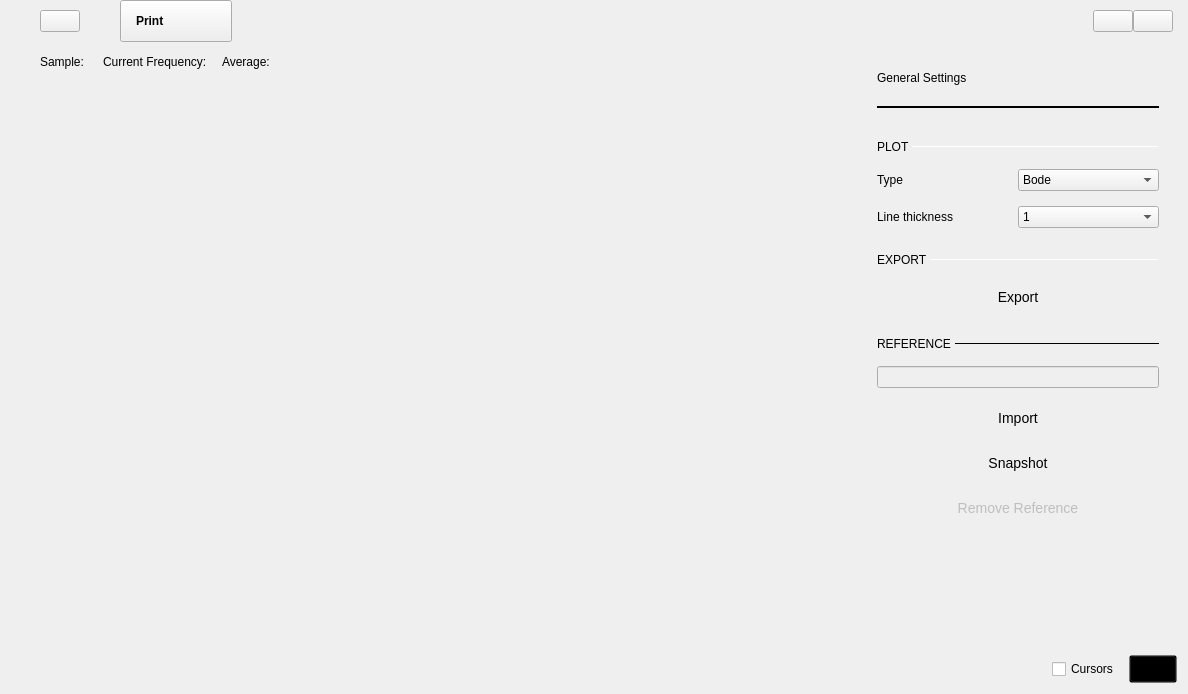
analogdevicesinc/scopy, file plugins/m2k/ui/network_analyzer.ui: the form before one commit.
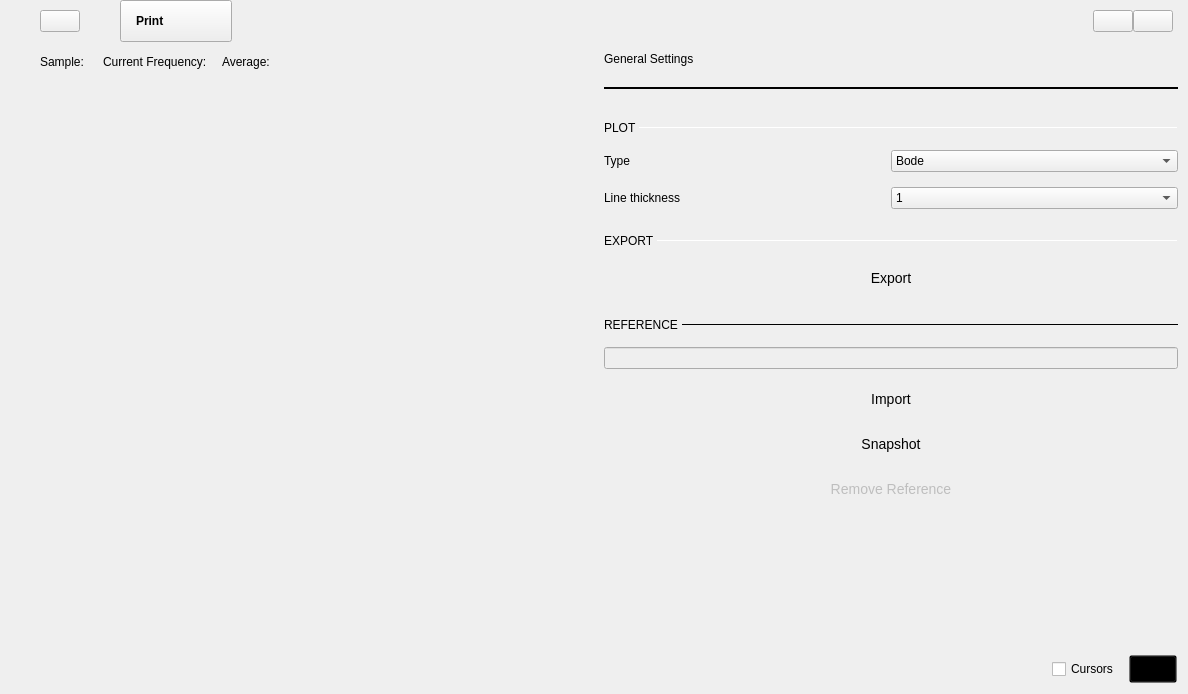
The form after the commit. The open tabs and pages were chosen to show the change. Icons and pictures are not drawn. Custom widgets are drawn as their Qt base class.

Commit message: m2k/ui: Removed right menu unnecessary margins for all instruments.

Patch:
```diff
--- a/plugins/m2k/ui/network_analyzer.ui
+++ b/plugins/m2k/ui/network_analyzer.ui
@@ -747,7 +747,7 @@
           <item>
            <widget class="scopy::MenuHAnim" name="rightMenu" native="true">
             <property name="sizePolicy">
-             <sizepolicy hsizetype="Maximum" vsizetype="Preferred">
+             <sizepolicy hsizetype="Preferred" vsizetype="Preferred">
               <horstretch>0</horstretch>
               <verstretch>0</verstretch>
              </sizepolicy>
@@ -2015,16 +2015,16 @@
                   <number>0</number>
                  </property>
                  <property name="leftMargin">
-                  <number>20</number>
+                  <number>0</number>
                  </property>
                  <property name="topMargin">
-                  <number>20</number>
+                  <number>0</number>
                  </property>
                  <property name="rightMargin">
-                  <number>20</number>
+                  <number>0</number>
                  </property>
                  <property name="bottomMargin">
-                  <number>20</number>
+                  <number>0</number>
                  </property>
                  <item>
                   <widget class="QScrollArea" name="scrollArea_2">
@@ -2042,11 +2042,23 @@
                      <rect>
                       <x>0</x>
                       <y>0</y>
-                      <width>261</width>
-                      <height>529</height>
+                      <width>591</width>
+                      <height>599</height>
                      </rect>
                     </property>
                     <layout class="QVBoxLayout" name="verticalLayout_23">
+                     <property name="leftMargin">
+                      <number>10</number>
+                     </property>
+                     <property name="topMargin">
+                      <number>10</number>
+                     </property>
+                     <property name="rightMargin">
+                      <number>10</number>
+                     </property>
+                     <property name="bottomMargin">
+                      <number>10</number>
+                     </property>
                      <item>
                       <widget class="QLabel" name="label_7">
                        <property name="text">
@@ -3149,6 +3161,11 @@
    <header>m2k-gui/runsinglewidget.h</header>
    <container>1</container>
   </customwidget>
+  <customwidget>
+   <class>scopy::SmallOnOffSwitch</class>
+   <extends>QPushButton</extends>
+   <header>gui/smallOnOffSwitch.h</header>
+  </customwidget>
   <customwidget>
    <class>scopy::dBgraph</class>
    <extends>QFrame</extends>
@@ -3167,11 +3184,6 @@
    <header>m2k-gui/customplotpositionbutton.h</header>
    <container>1</container>
   </customwidget>
-  <customwidget>
-   <class>scopy::SmallOnOffSwitch</class>
-   <extends>QPushButton</extends>
-   <header>gui/smallOnOffSwitch.h</header>
-  </customwidget>
  </customwidgets>
  <resources>
   <include location="../../../gui/res/resources.qrc"/>
```
Left out of the diff: 25 changed lines with no effect on the pictures. The commit also changes 12 other files.
